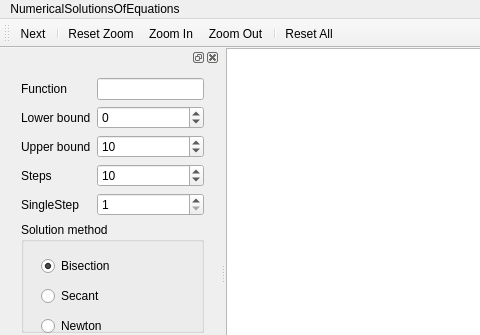
Old version of the form mainwindow.ui in the repository NeverMendel/NumericalSolutionOfEquations; both pictures show x 0 to 480 and y 0 to 335 of the 830 by 520 pixel window.
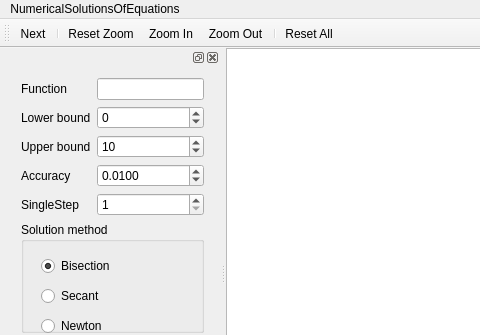
New version of the form. Custom widgets are drawn as their Qt base class.

Commit message:
Change totalSteps to accuracy
The method proceed until the root is within the desired accuracy

The edit to the form file:
```diff
--- a/mainwindow.ui
+++ b/mainwindow.ui
@@ -188,7 +188,7 @@
         <item row="3" column="0">
          <widget class="QLabel" name="stepsLabel">
           <property name="text">
-           <string>Steps</string>
+           <string>Accuracy</string>
           </property>
          </widget>
         </item>
@@ -213,15 +213,21 @@
          </widget>
         </item>
         <item row="3" column="1">
-         <widget class="QSpinBox" name="stepsSB">
+         <widget class="QDoubleSpinBox" name="accuracyDoubleSpinBox">
+          <property name="decimals">
+           <number>4</number>
+          </property>
           <property name="minimum">
-           <number>1</number>
+           <double>0.000100000000000</double>
           </property>
           <property name="maximum">
-           <number>300</number>
+           <double>10.000000000000000</double>
+          </property>
+          <property name="singleStep">
+           <double>0.010000000000000</double>
           </property>
           <property name="value">
-           <number>10</number>
+           <double>0.010000000000000</double>
           </property>
          </widget>
         </item>
```
Left out of the diff: 2 changed lines with no effect on the pictures. The commit also changes 5 other files.
